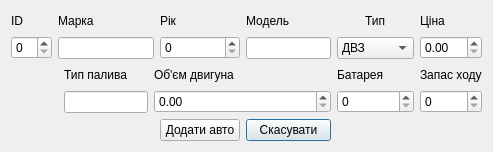
Qt form supplierdialog.ui (VladKonyk/CarDealershipSystem) before a commit.
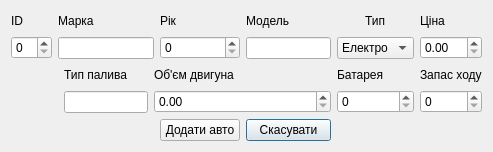
The same form after that commit.

Diff of the .ui file:
```diff
--- a/supplierdialog.ui
+++ b/supplierdialog.ui
@@ -139,7 +139,7 @@
       <widget class="QComboBox" name="cbType">
        <item>
         <property name="text">
-         <string>ДВЗ</string>
+         <string>Електро</string>
         </property>
        </item>
        <item>
```
Left out of the diff: 2 changed lines with no effect on the pictures.
